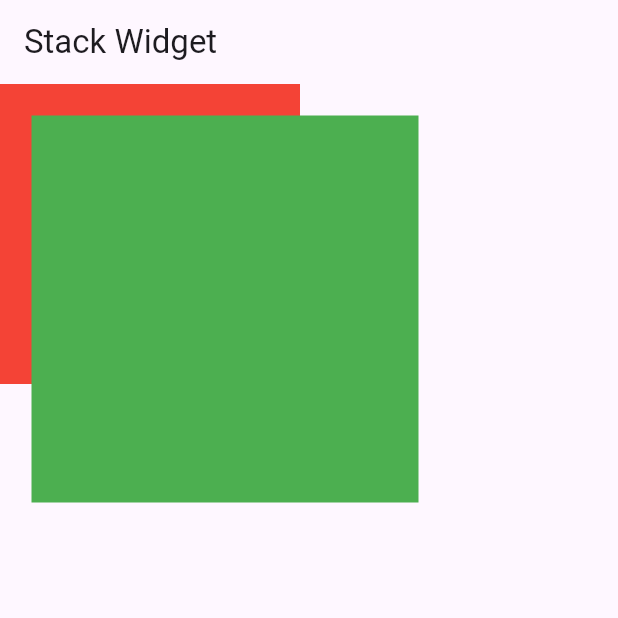
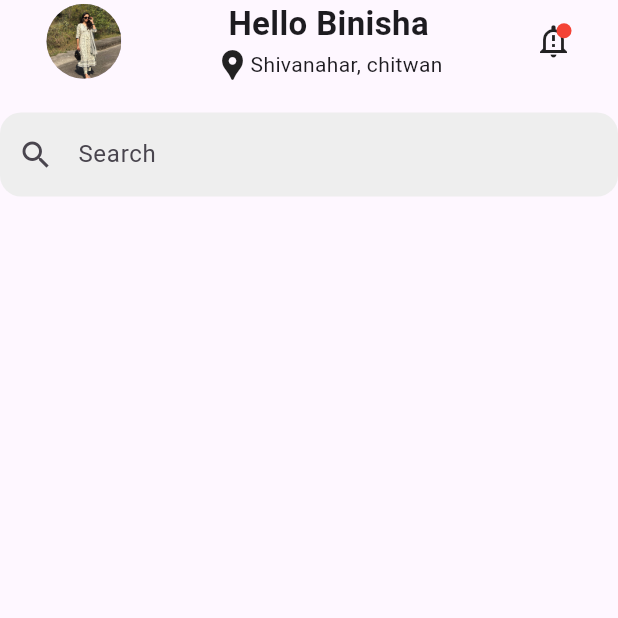
Before and after one commit to BinishaChapagain2/fluttter_home_practice, a Flutter app: the screen it shows after launch, on a phone screen of 412 x 824 dp, the top half of it. Run offline on Flutter 3.47's test engine with Material 3 defaults, Android fonts, the phone set to English and light mode, and no system bars.

Commit message:
tripbook app page

```diff
--- a/lib/main.dart
+++ b/lib/main.dart
@@ -1,5 +1,5 @@
 import 'package:flutter/material.dart';
-import 'package:flutter_practice/stackwidgetpage.dart';
+import 'package:flutter_practice/tripbookpage.dart';
 
 void main() {
   runApp(const MyApp());
@@ -33,7 +33,7 @@ class MyApp extends StatelessWidget {
       ),
       debugShowCheckedModeBanner: false,
 
-      home: Stackwidgetpage(),
+      home: Tripbookpage(),
     );
   }
 }
--- /dev/null
+++ b/lib/tripbookpage.dart
@@ -0,0 +1,81 @@
+import 'package:flutter/material.dart';
+
+class Tripbookpage extends StatelessWidget {
+  const Tripbookpage({super.key});
+
+  @override
+  Widget build(BuildContext context) {
+    return Scaffold(
+      body: SafeArea(
+        child: SingleChildScrollView(
+          child: Column(
+            mainAxisAlignment: MainAxisAlignment.start,
+            children: [
+              Row(
+                mainAxisAlignment: MainAxisAlignment.spaceAround,
+
+                children: [
+                  CircleAvatar(
+                    backgroundImage: AssetImage('assets/images/binisha.jpg'),
+                    radius: 25,
+                  ),
+
+                  Column(
+                    children: [
+                      Text(
+                        "Hello Binisha",
+                        style: TextStyle(
+                          fontSize: 22,
+                          fontWeight: FontWeight.bold,
+                        ),
+                      ),
+
+                      Row(
+                        children: [
+                          Icon(Icons.location_pin),
+                          Text("Shivanahar, chitwan"),
+                        ],
+                      ),
+                    ],
+                  ),
+
+                  Stack(
+                    children: [
+                      Icon(Icons.notification_important_outlined),
+                      Positioned(
+                        right: 0,
+                        child: Container(
+                          height: 10,
+                          width: 10,
+                          decoration: BoxDecoration(
+                            color: Colors.red,
+                            shape: BoxShape.circle,
+                          ),
+                        ),
+                      ),
+                    ],
+                  ),
+                ],
+              ),
+              const SizedBox(height: 20),
+
+              TextField(
+                decoration: InputDecoration(
+                  hintText: "Search",
+                  prefixIcon: Icon(Icons.search),
+                  filled: true,
+                  fillColor: Colors.grey.shade200,
+                  border: OutlineInputBorder(
+                    borderRadius: BorderRadius.circular(14),
+                    borderSide: BorderSide.none,
+                  ),
+                ),
+              ),
+              const SizedBox(height: 20),
+            ],
+          ),
+        ),
+      ),
+    );
+  }
+}
```
